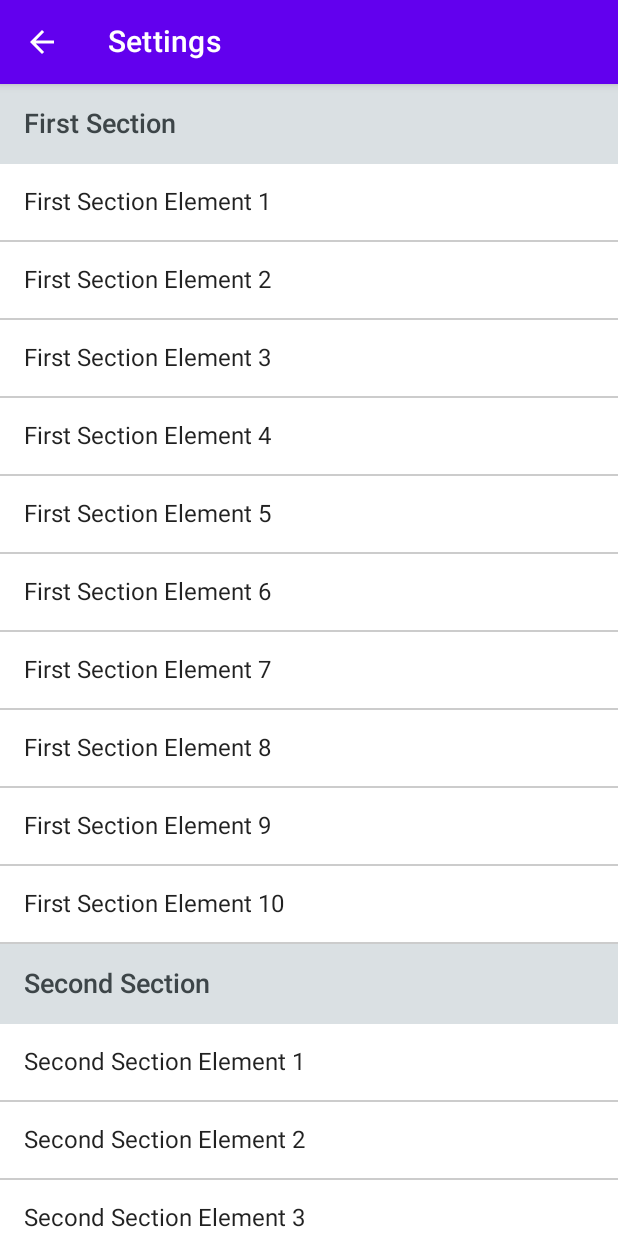
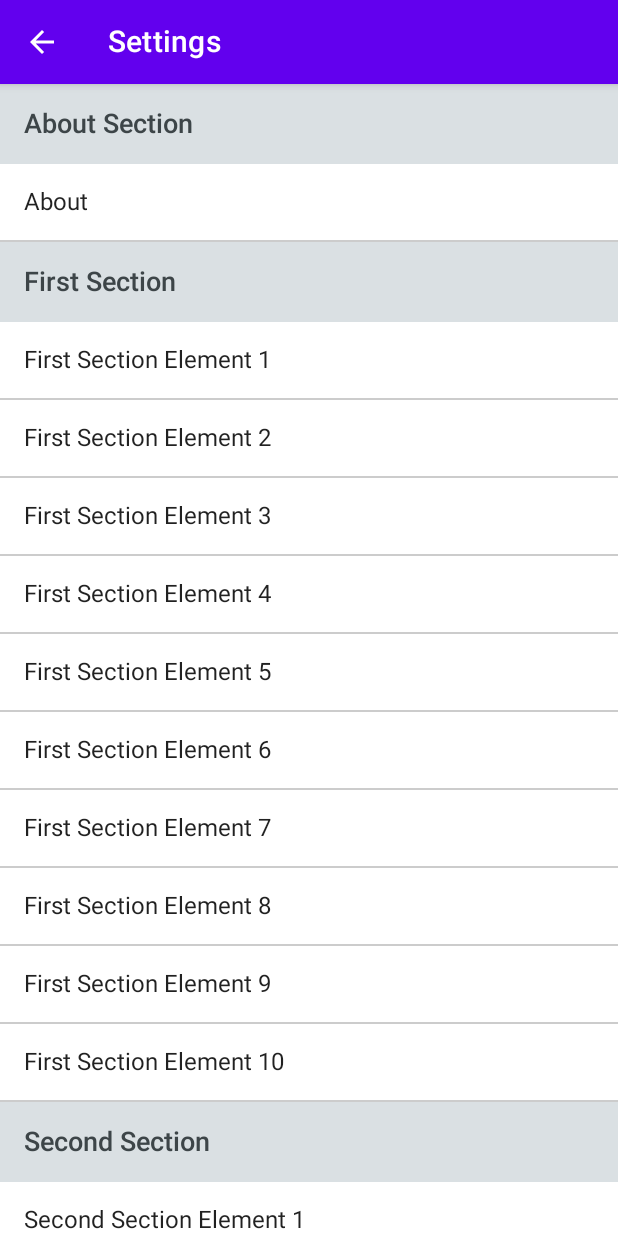
Before and after one commit to krzychudz/android-jetpack-compose-Interoperability, an Android app built with Jetpack Compose: the SettingsScreen screen opened through its navigation route, on a phone screen of 412 x 824 dp. Run offline under Robolectric (Android 15) with nearby library versions, the phone set to English and light mode, and no system bars.

Commit message:
Add About button

```diff
--- a/feature-settings/src/main/java/com/example/feature_settings/ui/settings/SettingsScreen.kt
+++ b/feature-settings/src/main/java/com/example/feature_settings/ui/settings/SettingsScreen.kt
@@ -21,14 +21,18 @@ import com.example.ui_composables.composables.appbar.AppBar
 @ExperimentalFoundationApi
 @Composable
 fun SettingsScreen(viewModel: SettingsScreenViewModel, navigateTo: (routeName: String) -> Unit) {
-
-
     Scaffold(
         topBar = { AppBar(title = "Settings") { navigateTo(Routes.GoBack) } }
     ) {
         LazyColumn(modifier = Modifier
             .fillMaxWidth()
             .fillMaxHeight()) {
+            stickyHeader {
+                Header(text = "About Section")
+            }
+            item {
+                SettingsItem(itemTitle = "About") { navigateTo(Routes.About) }
+            }
             stickyHeader {
                 Header(text = "First Section")
             }
@@ -52,7 +56,10 @@ fun SettingsScreen(viewModel: SettingsScreenViewModel, navigateTo: (routeName: S
 }
 
 @Composable
-fun SettingsItem(itemTitle: String) {
-    Text(text = itemTitle, modifier = Modifier.clickable { return@clickable }.fillMaxWidth().padding(16.dp))
+fun SettingsItem(itemTitle: String, onClick: (() -> Unit)? = null) {
+    Text(text = itemTitle, modifier = Modifier
+        .clickable { onClick?.invoke() }
+        .fillMaxWidth()
+        .padding(16.dp))
     Divider(thickness = 1.dp, color = Color.LightGray)
 }
```
